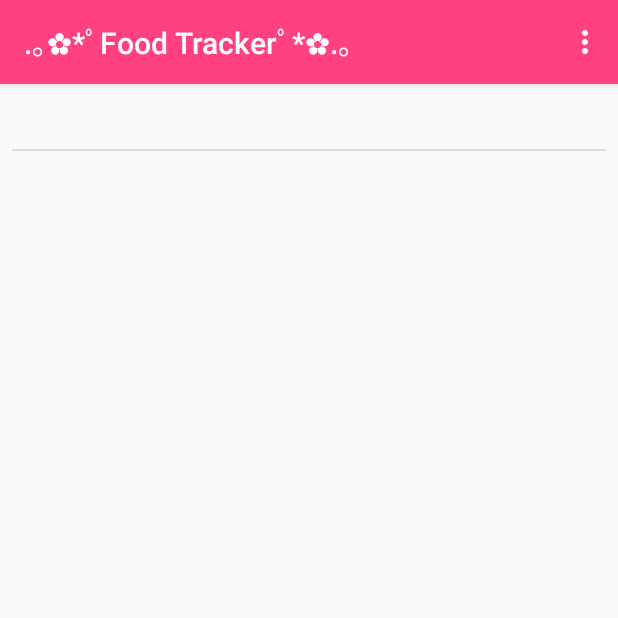
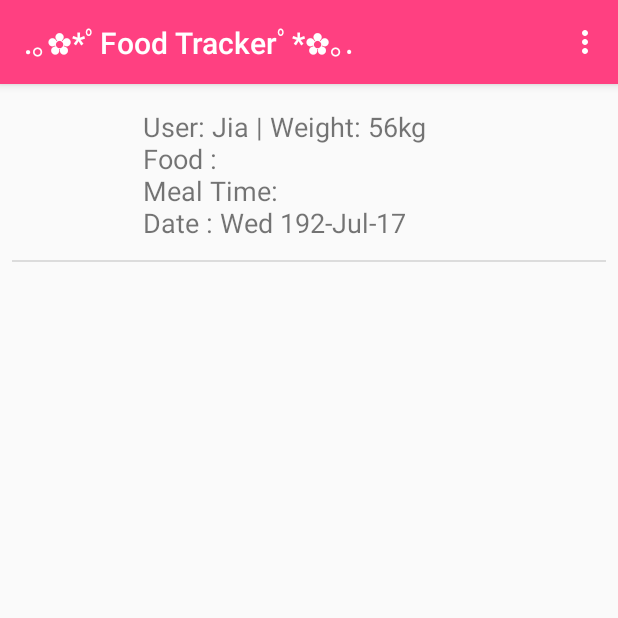
Before and after one commit to AlphaHydroxy/FoodTrackerProject, an Android app: the AddMealActivity screen opened directly, with no data from a screen before it, after a tap on "Save", on a phone screen of 412 x 824 dp, the top half of it. Run offline under Robolectric (Android 15) with nearby library versions, the phone set to English and light mode, and no system bars.

```diff
--- a/app/src/main/java/com/example/user/foodtrackerproject/AddMealActivity.java
+++ b/app/src/main/java/com/example/user/foodtrackerproject/AddMealActivity.java
@@ -6,10 +6,8 @@ import android.support.v7.app.AppCompatActivity;
 import android.os.Bundle;
 import android.view.Menu;
 import android.view.MenuInflater;
-import android.view.MenuItem;
 import android.view.View;
 import android.widget.AdapterView;
-import android.widget.ArrayAdapter;
 import android.widget.Button;
 import android.widget.DatePicker;
 import android.widget.EditText;
@@ -21,8 +19,6 @@ import java.io.Serializable;
 import java.util.ArrayList;
 import java.util.Calendar;
 import java.util.Date;
-
-import static android.R.id.list;
 
 public class AddMealActivity extends AppCompatActivity implements AdapterView.OnItemSelectedListener, DatePickerDialog.OnDateSetListener, Serializable {
 
@@ -39,7 +35,6 @@ public class AddMealActivity extends AppCompatActivity implements AdapterView.On
     @Override
     protected void onCreate(Bundle savedInstanceState) {
         super.onCreate(savedInstanceState);
-//        EatFood eatFood = new EatFood();
         alltheEatenFood = new ArrayList<EatFood>();
         setContentView(R.layout.activity_add_meal);
         save = (Button) findViewById(R.id.save_btn);
@@ -80,10 +75,14 @@ public class AddMealActivity extends AppCompatActivity implements AdapterView.On
                 eatFoodEvent.setUser(new User("Jia", "Female", 56));
                 AddMealActivity.this.alltheEatenFood.add(eatFoodEvent);
 
-                Intent intent = new Intent(AddMealActivity.this, MainActivity.class);
-                intent.putExtra("food", eatFoodEvent);
-                startActivity(intent);
-                Toast.makeText(AddMealActivity.this, "Meal Added", Toast.LENGTH_LONG).show();
+                if(foodNameEditor.toString().length() == 0){
+                    Toast.makeText(AddMealActivity.this, "Complete all fields", Toast.LENGTH_SHORT).show();
+                } else {
+                    Intent intent = new Intent(AddMealActivity.this, MainActivity.class);
+                    intent.putExtra("food", eatFoodEvent);
+                    startActivity(intent);
+                    Toast.makeText(AddMealActivity.this, "Meal Added", Toast.LENGTH_LONG).show();
+                }
             }
         });
     }
@@ -93,7 +92,7 @@ public class AddMealActivity extends AppCompatActivity implements AdapterView.On
         yearFinal = i;
         monthFinal = i1 + 1;
         dayFinal = i2;
-        show_date.setText(dayFinal + "/" + monthFinal + "/" + yearFinal);
+        show_date.setText(dayFinal + "-" + monthFinal + "-" + yearFinal);
         show_date.toString();
     }
 
@@ -146,21 +145,18 @@ public class AddMealActivity extends AppCompatActivity implements AdapterView.On
     public void onNothingSelected(AdapterView<?> adapterView) {
     }
 
-    public ArrayList<EatFood> getList() {
-        return new ArrayList<EatFood>(list);
-    }
 
-    //public void onSaveButtonClick(View view){
+//    public void onSaveButtonClick(View view){
 //        String stringToSave = foodNameEditor.getText().toString();
 //        save.setVisibility(View.INVISIBLE);
 //        foodNameEditor.setVisibility(View.INVISIBLE);
 //        savedText.setText(stringToSave);
 //        SavedTextPreferences.setStoredText(this, stringToSave);
 //    }
-
+//
 //    @Override
 //    public boolean onOptionsItemSelected(MenuItem item) {
-//        if (item.() == R.id.add_meal) {
+//        if (foodNameEditor == R.id.add_meal) {
 //            Intent intent = new Intent(this, AddMealActivity.class);
 //            startActivity(intent);
 //        }
--- a/app/src/main/java/com/example/user/foodtrackerproject/EatFood.java
+++ b/app/src/main/java/com/example/user/foodtrackerproject/EatFood.java
@@ -1,6 +1,7 @@
 package com.example.user.foodtrackerproject;
 
 import java.io.Serializable;
+import java.text.DateFormat;
 
 import static android.R.attr.name;
 
@@ -37,4 +38,8 @@ public class EatFood implements Serializable{
     public void setFood(Food food) {
         this.food = food;
     }
+
+    public String toString(){
+      return "User: " + this.user.getName() + " | Weight: " + user.getWeight() + "kg" + "\nFood : " + food.getName() + "\nMeal Time: "  +  mealTime.getPrimary() + " "  + mealTime.getSecondary() + "\n" + "Date : " + mealTime.getDate();
+    }
 }
--- a/app/src/main/java/com/example/user/foodtrackerproject/MainActivity.java
+++ b/app/src/main/java/com/example/user/foodtrackerproject/MainActivity.java
@@ -57,22 +57,9 @@ public class MainActivity extends AppCompatActivity {
         editor.putString("AllTheEatenFood", gson.toJson(allTheEatenFood));
         editor.apply();
 
-//        Toast.makeText(this, "Meal Added", Toast.LENGTH_LONG).show();
-
         MainActivityAdapter mainActivityAdapter = new MainActivityAdapter(this, allTheEatenFood);
         ListView listview = (ListView)findViewById(R.id.launcherlist);
         listview.setAdapter(mainActivityAdapter);
-
-
-
-
-
-        String foodString = "";
-
-        for (EatFood eatFood : allTheEatenFood){
-//            foodString += name.getName + " " ;
-        }
-
     }
 
     @Override
--- a/app/src/main/java/com/example/user/foodtrackerproject/MainActivityAdapter.java
+++ b/app/src/main/java/com/example/user/foodtrackerproject/MainActivityAdapter.java
@@ -27,15 +27,7 @@ public class MainActivityAdapter extends ArrayAdapter<EatFood>{
 
             TextView food = (TextView)listItemView.findViewById(R.id.new_food);
 
-
-//            String foodString = "";
-//            for(EatFood eatFood : )
-
-
-
-
-
-            food.setText(addFood.getFood().getName().toString());
+            food.setText(addFood.toString());
             listItemView.setTag(addFood.getFood());
             return listItemView;
 
--- a/app/src/main/java/com/example/user/foodtrackerproject/MealTime.java
+++ b/app/src/main/java/com/example/user/foodtrackerproject/MealTime.java
@@ -16,6 +16,7 @@ public class MealTime implements Serializable {
     private String primary;
     private String secondary;
     private Date date;
+
 
     public MealTime(String primary, String secondary, Date mealDate){
         this.primary = primary;
@@ -39,8 +40,9 @@ public class MealTime implements Serializable {
     public void setSecondary(String secondary) {
         this.secondary = secondary;
     }
-    public Date getDate() {
-        return date;
+    public String getDate() {
+        DateFormat dateFormat = new SimpleDateFormat("EE DD-MMM-YY");
+        return dateFormat.format(date);
     }
 
     public void setDate(Date mealDate) {
@@ -48,3 +50,4 @@ public class MealTime implements Serializable {
     }
 
 }
+//.toString()
--- a/app/src/main/res/layout/activity_add_meal.xml
+++ b/app/src/main/res/layout/activity_add_meal.xml
@@ -65,6 +65,7 @@
         android:layout_marginStart="8dp"
         android:layout_marginTop="8dp"
         android:textAlignment="center"
+        android:textSize="18sp"
         app:layout_constraintBottom_toBottomOf="parent"
         app:layout_constraintHorizontal_bias="0.0"
         app:layout_constraintLeft_toLeftOf="parent"
--- a/app/src/main/res/layout/list_item.xml
+++ b/app/src/main/res/layout/list_item.xml
@@ -8,16 +8,18 @@
 
     <TextView
         android:id="@+id/new_food"
-        android:layout_width="wrap_content"
-        android:layout_height="wrap_content"
+        android:layout_width="222dp"
+        android:layout_height="93dp"
         android:layout_marginBottom="8dp"
         android:layout_marginLeft="8dp"
         android:layout_marginRight="8dp"
         android:layout_marginTop="8dp"
         android:text="New food"
+        android:textSize="18sp"
         app:layout_constraintBottom_toBottomOf="parent"
+        app:layout_constraintHorizontal_bias="0.503"
         app:layout_constraintLeft_toLeftOf="parent"
         app:layout_constraintRight_toRightOf="parent"
         app:layout_constraintTop_toTopOf="parent"
-        app:layout_constraintVertical_bias="0.016"/>
+        app:layout_constraintVertical_bias="0.0"/>
 </android.support.constraint.ConstraintLayout>
--- a/app/src/main/res/values/strings.xml
+++ b/app/src/main/res/values/strings.xml
@@ -1,6 +1,6 @@
 <resources>
     <string name="preference_file_key">ADDEDFOOD</string>
-    <string name="app_name">.｡✿*ﾟFood Trackerﾟ*✿.｡</string>
+    <string name="app_name">.｡✿*ﾟFood Trackerﾟ*✿｡.</string>
     <string name="title_activity_show_all_main">Add meal</string>
     <string name="title_activity_main">MainActivity</string>
 
```
